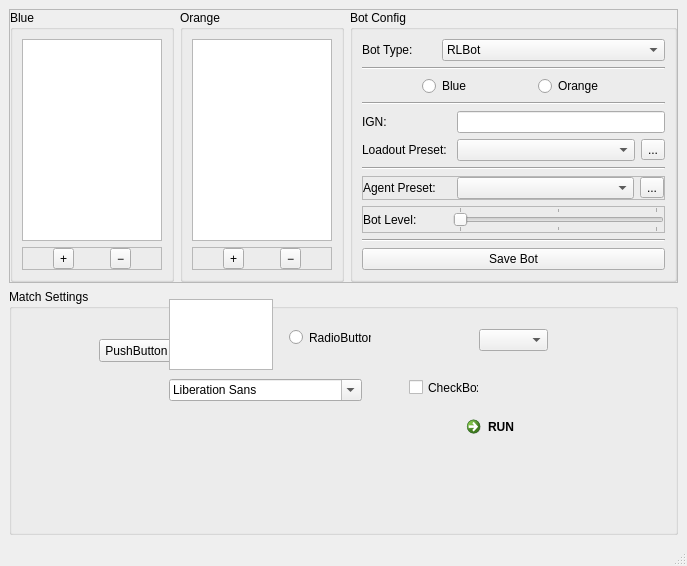
Before: the Qt Designer form RLBotFramework/gui/qt_gui/qt_gui.ui in RLBot/RLBot, drawn with Qt 5.
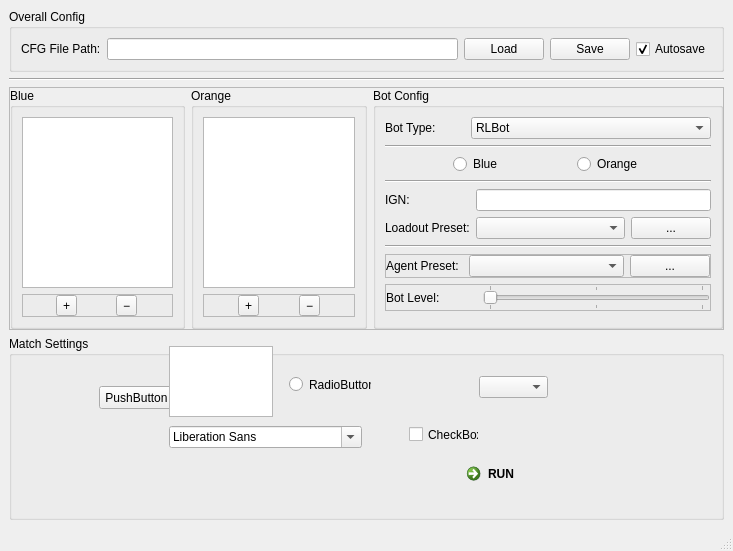
After: the same form once the commit is applied.

```diff
--- a/RLBotFramework/gui/qt_gui/qt_gui.ui
+++ b/RLBotFramework/gui/qt_gui/qt_gui.ui
@@ -6,15 +6,65 @@
    <rect>
     <x>0</x>
     <y>0</y>
-    <width>687</width>
-    <height>566</height>
+    <width>733</width>
+    <height>551</height>
    </rect>
   </property>
   <property name="windowTitle">
    <string>RLBot</string>
   </property>
   <widget class="QWidget" name="centralwidget">
-   <layout class="QVBoxLayout" name="verticalLayout_4" stretch="1,1">
+   <layout class="QVBoxLayout" name="verticalLayout_4" stretch="0,0,1,1">
+    <item>
+     <widget class="QGroupBox" name="groupBox_5">
+      <property name="title">
+       <string>Overall Config</string>
+      </property>
+      <layout class="QHBoxLayout" name="horizontalLayout_9">
+       <item>
+        <widget class="QLabel" name="label_6">
+         <property name="text">
+          <string>CFG File Path:</string>
+         </property>
+        </widget>
+       </item>
+       <item>
+        <widget class="QLineEdit" name="cfg_file_path_lineedit"/>
+       </item>
+       <item>
+        <widget class="QPushButton" name="cfg_load_pushbutton">
+         <property name="text">
+          <string>Load</string>
+         </property>
+        </widget>
+       </item>
+       <item>
+        <widget class="QPushButton" name="cfg_save_pushbutton">
+         <property name="text">
+          <string>Save</string>
+         </property>
+        </widget>
+       </item>
+       <item>
+        <widget class="QCheckBox" name="cfg_autosave_checkbox">
+         <property name="text">
+          <string>Autosave</string>
+         </property>
+         <property name="checked">
+          <bool>true</bool>
+         </property>
+        </widget>
+       </item>
+      </layout>
+     </widget>
+    </item>
+    <item>
+     <widget class="Line" name="line_2">
+      <property name="orientation">
+       <enum>Qt::Horizontal</enum>
+      </property>
+     </widget>
+    </item>
     <item>
      <widget class="QFrame" name="frame_3">
       <property name="frameShape">
@@ -179,6 +229,9 @@
        </item>
        <item>
         <widget class="QGroupBox" name="groupBox_3">
+         <property name="enabled">
+          <bool>true</bool>
+         </property>
          <property name="title">
           <string>Bot Config</string>
          </property>
@@ -337,7 +390,7 @@
             <property name="frameShape">
              <enum>QFrame::NoFrame</enum>
             </property>
-            <layout class="QGridLayout" name="gridLayout" columnstretch="1,2,1">
+            <layout class="QGridLayout" name="gridLayout" columnstretch="2,4,1">
              <property name="leftMargin">
               <number>0</number>
              </property>
@@ -371,7 +424,7 @@
               <widget class="QLineEdit" name="ign_lineedit"/>
              </item>
              <item row="1" column="2">
-              <widget class="QToolButton" name="loadout_preset_toolbutton">
+              <widget class="QPushButton" name="loadout_preset_toolbutton">
                <property name="text">
                 <string>...</string>
                </property>
@@ -401,7 +454,7 @@
             <property name="frameShadow">
              <enum>QFrame::Raised</enum>
             </property>
-            <layout class="QHBoxLayout" name="horizontalLayout" stretch="1,2,1">
+            <layout class="QHBoxLayout" name="horizontalLayout" stretch="2,4,1">
              <property name="leftMargin">
               <number>0</number>
              </property>
@@ -425,7 +478,7 @@
               <widget class="QComboBox" name="agent_preset_combobox"/>
              </item>
              <item>
-              <widget class="QToolButton" name="agent_preset_toolbutton">
+              <widget class="QPushButton" name="agent_preset_toolbutton">
                <property name="text">
                 <string>...</string>
                </property>
@@ -487,13 +540,6 @@
             </layout>
            </widget>
           </item>
-          <item>
-           <widget class="Line" name="line_2">
-            <property name="orientation">
-             <enum>Qt::Horizontal</enum>
-            </property>
-           </widget>
-          </item>
           <item>
            <widget class="QFrame" name="button_frame">
             <property name="sizePolicy">
@@ -518,13 +564,6 @@
              <property name="bottomMargin">
               <number>0</number>
              </property>
-             <item>
-              <widget class="QPushButton" name="save_bot_pushbutton">
-               <property name="text">
-                <string>Save Bot</string>
-               </property>
-              </widget>
-             </item>
             </layout>
            </widget>
           </item>
```
Left out of the diff: 7 changed lines with no effect on the pictures.
